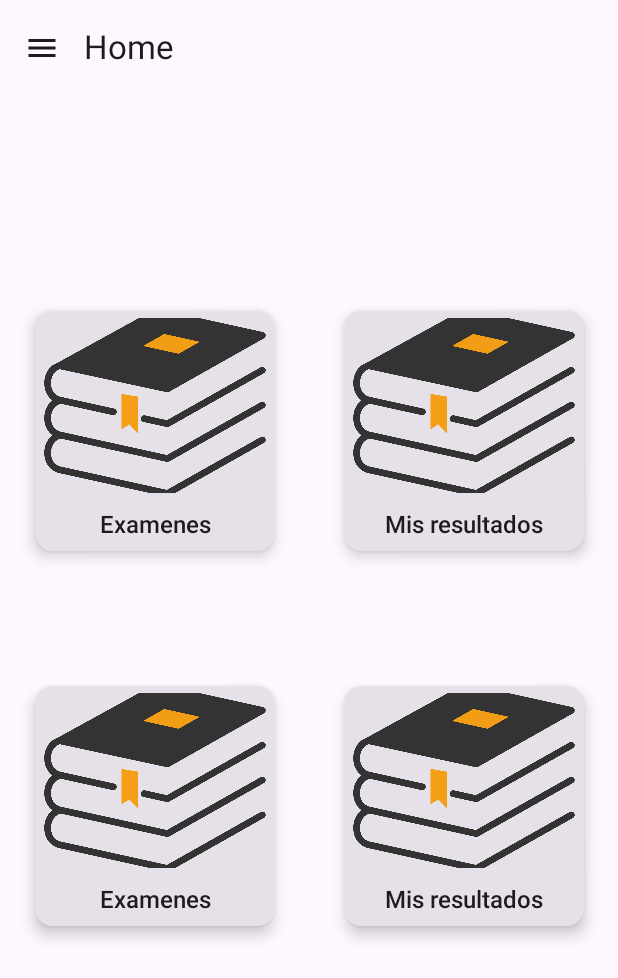
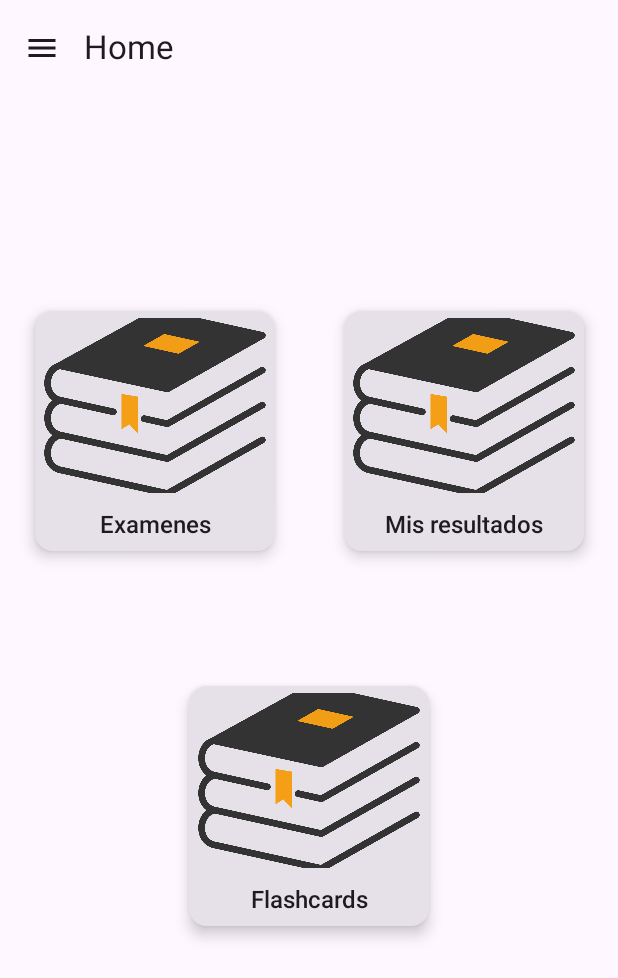
Before and after one commit to BrunoMartinHipatia/Oposiciones, an Android app built with Jetpack Compose: the screen it shows after launch (MainActivity), on a phone screen of 412 x 824 dp. Shown: the top 978 px of the screen. Run offline under Robolectric (Android 15) with nearby library versions, the phone set to English and light mode, and no system bars; our stand-ins replace Dagger/Hilt's generated code.

```diff
--- a/app/src/main/java/com/example/oposiciones/compose/MainScreen.kt
+++ b/app/src/main/java/com/example/oposiciones/compose/MainScreen.kt
@@ -245,7 +245,7 @@ fun MainContent(
 
                                )
                            Text(
-                               text = "Examenes",
+                               text = "Flashcards",
                                fontSize = MaterialTheme.typography.titleMedium.fontSize,
                                fontWeight = FontWeight.Medium,
                                modifier = Modifier
@@ -254,32 +254,7 @@ fun MainContent(
                            )
                        }
                    }
-                   Card(
-                       modifier = Modifier.size(160.dp).padding(),
-                       elevation = CardDefaults.cardElevation(defaultElevation = 6.dp)
-                   ) {
-                       Column(
-                           modifier = Modifier.fillMaxSize(),
-                           horizontalAlignment = Alignment.CenterHorizontally
-                       ) {
-                           Image(
-                               painter = painterResource(R.drawable.opo),
-                               contentDescription = "Imagen Examenes",
-                               modifier = Modifier
-                                   .weight(1f)
-                                   .fillMaxWidth(),
 
-                               )
-                           Text(
-                               text = "Mis resultados",
-                               fontSize = MaterialTheme.typography.titleMedium.fontSize,
-                               fontWeight = FontWeight.Medium,
-                               modifier = Modifier
-                                   .padding(8.dp)  ,
-                               color = MaterialTheme.colorScheme.onSurface
-                           )
-                       }
-                   }
                }
 
            }
```
Also changed, not shown: app/src/main/java/com/example/oposiciones/flashcard/FlashCardScreen.kt (+66 -25 lines).
